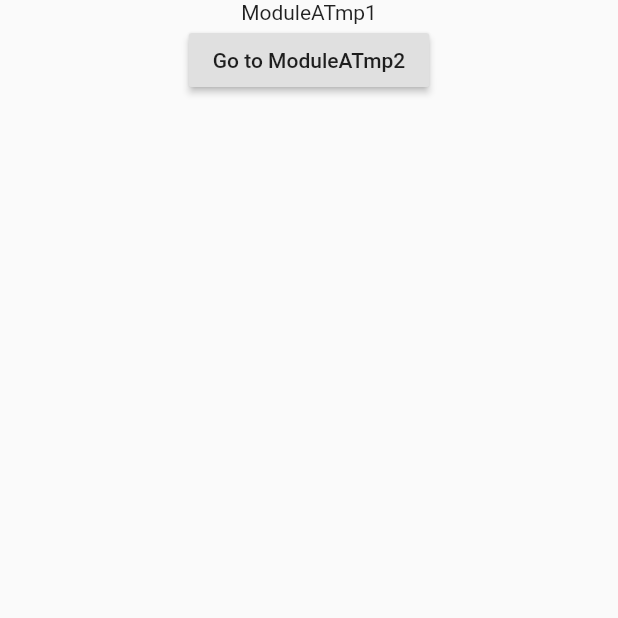
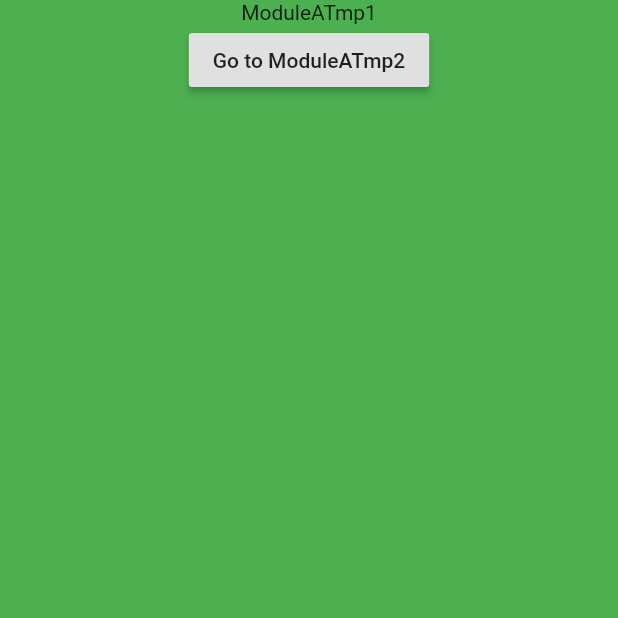
Before and after one commit to lukeurban/flutter_navigator, a Flutter app: the ModuleATmp1 screen opened directly, on a phone screen of 412 x 824 dp, the top half of it. Run offline on Flutter 3.47's test engine with Material 2 defaults, Android fonts, the phone set to English and light mode, and no system bars; statements that could not run were skipped.

Commit message:
Color coding modules

```diff
--- a/lib/app/modules/module_a/screens/module_a_tmp1.dart
+++ b/lib/app/modules/module_a/screens/module_a_tmp1.dart
@@ -8,6 +8,7 @@ class ModuleATmp1 extends StatelessWidget {
   @override
   Widget build(BuildContext context) {
     return Scaffold(
+      backgroundColor: Colors.green,
       body: Column(
         children: [
           Center(
--- a/lib/app/modules/module_a/screens/module_a_tmp2.dart
+++ b/lib/app/modules/module_a/screens/module_a_tmp2.dart
@@ -10,6 +10,7 @@ class ModuleATmp2 extends StatelessWidget {
   @override
   Widget build(BuildContext context) {
     return Scaffold(
+      backgroundColor: Colors.green,
       body: Center(
         child: Column(
           children: [
--- a/lib/app/modules/module_b/screens/module_b_tmp1.dart
+++ b/lib/app/modules/module_b/screens/module_b_tmp1.dart
@@ -8,6 +8,7 @@ class ModuleBTmp1 extends StatelessWidget {
   @override
   Widget build(BuildContext context) {
     return Scaffold(
+      backgroundColor: Colors.blue,
       body: Center(
         child: Column(
           children: [
--- a/lib/app/modules/module_b/screens/module_b_tmp2.dart
+++ b/lib/app/modules/module_b/screens/module_b_tmp2.dart
@@ -10,6 +10,7 @@ class ModuleBTmp2 extends StatelessWidget {
   @override
   Widget build(BuildContext context) {
     return Scaffold(
+      backgroundColor: Colors.blue,
       body: Center(
         child: Column(
           children: [
--- a/lib/app/modules/module_c/screens/module_c_tmp1.dart
+++ b/lib/app/modules/module_c/screens/module_c_tmp1.dart
@@ -8,6 +8,7 @@ class ModuleCTmp1 extends StatelessWidget {
   @override
   Widget build(BuildContext context) {
     return Scaffold(
+      backgroundColor: Colors.red,
       body: Center(
         child: Column(
           children: [
--- a/lib/app/modules/module_c/screens/module_c_tmp2.dart
+++ b/lib/app/modules/module_c/screens/module_c_tmp2.dart
@@ -7,6 +7,7 @@ class ModuleCTmp2 extends StatelessWidget {
   @override
   Widget build(BuildContext context) {
     return Scaffold(
+      backgroundColor: Colors.red,
       body: Center(
         child: Text('ModuleCTmp2'),
       ),
```
